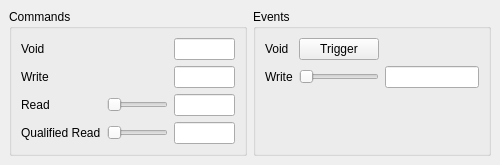
This is branches/main/examples/cisstMultiTask/QtCommandsAndEvents/server.ui in eetuna/cisst as Qt 5 draws it before an edit. The edited form follows.
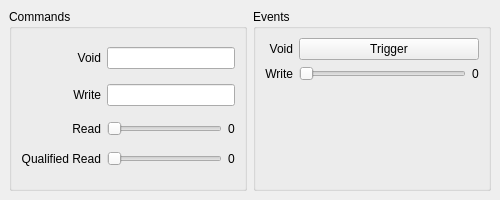
This is the edited form.

Commit message: branches/main: examples/cisstMultiTask/QtCommandAndEvents: Named widgets and connected sliders to values for server.ui. Added placeholders for ClientTask and ServerTask.

Diff of the .ui file:
```diff
--- a/branches/main/examples/cisstMultiTask/QtCommandsAndEvents/server.ui
+++ b/branches/main/examples/cisstMultiTask/QtCommandsAndEvents/server.ui
@@ -7,25 +7,28 @@
     <x>0</x>
     <y>0</y>
     <width>500</width>
-    <height>158</height>
+    <height>200</height>
    </rect>
   </property>
   <property name="windowTitle">
    <string>MainWindow</string>
   </property>
-  <widget class="QWidget" name="centralwidget">
-   <layout class="QGridLayout" name="gridLayout" columnstretch="1,1">
-    <item row="0" column="0">
-     <widget class="QGroupBox" name="groupBox">
+  <widget class="QWidget" name="CentralWidget">
+   <layout class="QHBoxLayout" name="horizontalLayout" stretch="1,1">
+    <item>
+     <widget class="QGroupBox" name="CommandsGroupBox">
       <property name="title">
        <string>Commands</string>
       </property>
-      <layout class="QGridLayout" name="gridLayout_2" columnstretch="0,1,1">
+      <layout class="QGridLayout" name="gridLayout_2" columnstretch="0,1,0">
        <item row="0" column="0">
         <widget class="QLabel" name="label_3">
          <property name="text">
           <string>Void</string>
          </property>
+         <property name="alignment">
+          <set>Qt::AlignRight|Qt::AlignTrailing|Qt::AlignVCenter</set>
+         </property>
         </widget>
        </item>
        <item row="1" column="0">
@@ -33,6 +36,9 @@
          <property name="text">
           <string>Write</string>
          </property>
+         <property name="alignment">
+          <set>Qt::AlignRight|Qt::AlignTrailing|Qt::AlignVCenter</set>
+         </property>
         </widget>
        </item>
        <item row="2" column="0">
@@ -40,6 +46,9 @@
          <property name="text">
           <string>Read</string>
          </property>
+         <property name="alignment">
+          <set>Qt::AlignRight|Qt::AlignTrailing|Qt::AlignVCenter</set>
+         </property>
         </widget>
        </item>
        <item row="3" column="0">
@@ -47,6 +56,29 @@
          <property name="text">
           <string>Qualified Read</string>
          </property>
+         <property name="alignment">
+          <set>Qt::AlignRight|Qt::AlignTrailing|Qt::AlignVCenter</set>
+         </property>
+        </widget>
+       </item>
+       <item row="1" column="1" colspan="2">
+        <widget class="QLineEdit" name="WriteValue">
+         <property name="alignment">
+          <set>Qt::AlignCenter</set>
+         </property>
+         <property name="readOnly">
+          <bool>true</bool>
+         </property>
+        </widget>
+       </item>
+       <item row="0" column="1" colspan="2">
+        <widget class="QLineEdit" name="VoidValue">
+         <property name="alignment">
+          <set>Qt::AlignCenter</set>
+         </property>
+         <property name="readOnly">
+          <bool>true</bool>
+         </property>
         </widget>
        </item>
        <item row="2" column="1">
@@ -57,16 +89,9 @@
         </widget>
        </item>
        <item row="2" column="2">
-        <widget class="QLineEdit" name="lineEdit_2">
-         <property name="readOnly">
-          <bool>true</bool>
-         </property>
-        </widget>
-       </item>
-       <item row="1" column="2">
-        <widget class="QLineEdit" name="lineEdit_3">
-         <property name="readOnly">
-          <bool>true</bool>
+        <widget class="QLabel" name="ReadValue">
+         <property name="text">
+          <string>0</string>
          </property>
         </widget>
        </item>
@@ -78,33 +103,29 @@
         </widget>
        </item>
        <item row="3" column="2">
-        <widget class="QLineEdit" name="lineEdit_4">
-         <property name="readOnly">
-          <bool>true</bool>
-         </property>
-        </widget>
-       </item>
-       <item row="0" column="2">
-        <widget class="QLineEdit" name="lineEdit_5">
-         <property name="readOnly">
-          <bool>true</bool>
+        <widget class="QLabel" name="QualifiedReadValue">
+         <property name="text">
+          <string>0</string>
          </property>
         </widget>
        </item>
       </layout>
      </widget>
     </item>
-    <item row="0" column="1">
-     <widget class="QGroupBox" name="groupBox_2">
+    <item>
+     <widget class="QGroupBox" name="EventsGroupBox">
       <property name="title">
        <string>Events</string>
       </property>
-      <layout class="QGridLayout" name="gridLayout_3" columnstretch="0,0,0">
+      <layout class="QGridLayout" name="gridLayout_3" columnstretch="0,1,0">
        <item row="0" column="0">
         <widget class="QLabel" name="label">
          <property name="text">
           <string>Void</string>
          </property>
+         <property name="alignment">
+          <set>Qt::AlignRight|Qt::AlignTrailing|Qt::AlignVCenter</set>
+         </property>
         </widget>
        </item>
        <item row="1" column="0">
@@ -112,29 +133,18 @@
          <property name="text">
           <string>Write</string>
          </property>
+         <property name="alignment">
+          <set>Qt::AlignRight|Qt::AlignTrailing|Qt::AlignVCenter</set>
+         </property>
         </widget>
        </item>
-       <item row="0" column="1">
-        <widget class="QPushButton" name="pushButton">
+       <item row="0" column="1" colspan="2">
+        <widget class="QPushButton" name="VoidEventButton">
          <property name="text">
           <string>Trigger</string>
          </property>
         </widget>
        </item>
-       <item row="1" column="1">
-        <widget class="QSlider" name="horizontalSlider_3">
-         <property name="orientation">
-          <enum>Qt::Horizontal</enum>
-         </property>
-        </widget>
-       </item>
-       <item row="1" column="2">
-        <widget class="QLineEdit" name="lineEdit">
-         <property name="readOnly">
-          <bool>true</bool>
-         </property>
-        </widget>
-       </item>
        <item row="2" column="1">
         <spacer name="verticalSpacer">
          <property name="orientation">
@@ -148,6 +158,20 @@
          </property>
         </spacer>
        </item>
+       <item row="1" column="1">
+        <widget class="QSlider" name="WriteEventSlider">
+         <property name="orientation">
+          <enum>Qt::Horizontal</enum>
+         </property>
+        </widget>
+       </item>
+       <item row="1" column="2">
+        <widget class="QLabel" name="WriteEventValue">
+         <property name="text">
+          <string>0</string>
+         </property>
+        </widget>
+       </item>
       </layout>
      </widget>
     </item>
```
Left out of the diff: 69 changed lines with no effect on the pictures. The commit also changes 7 other files.
